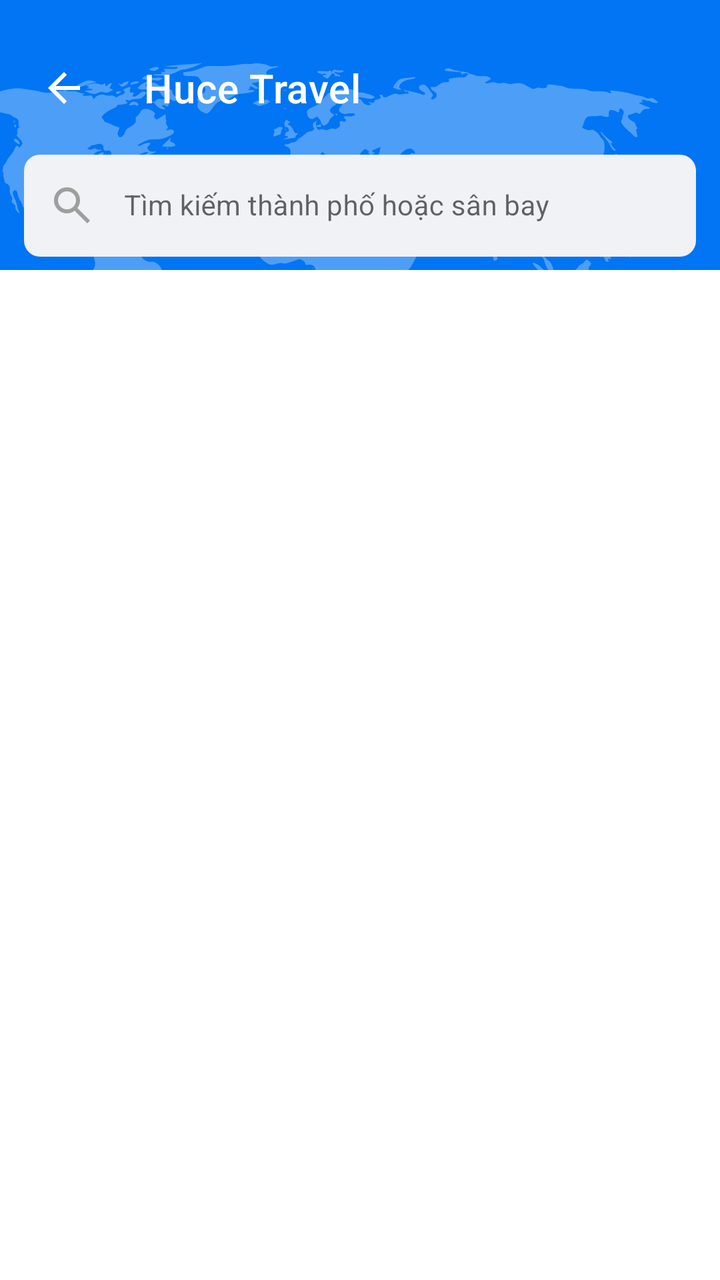
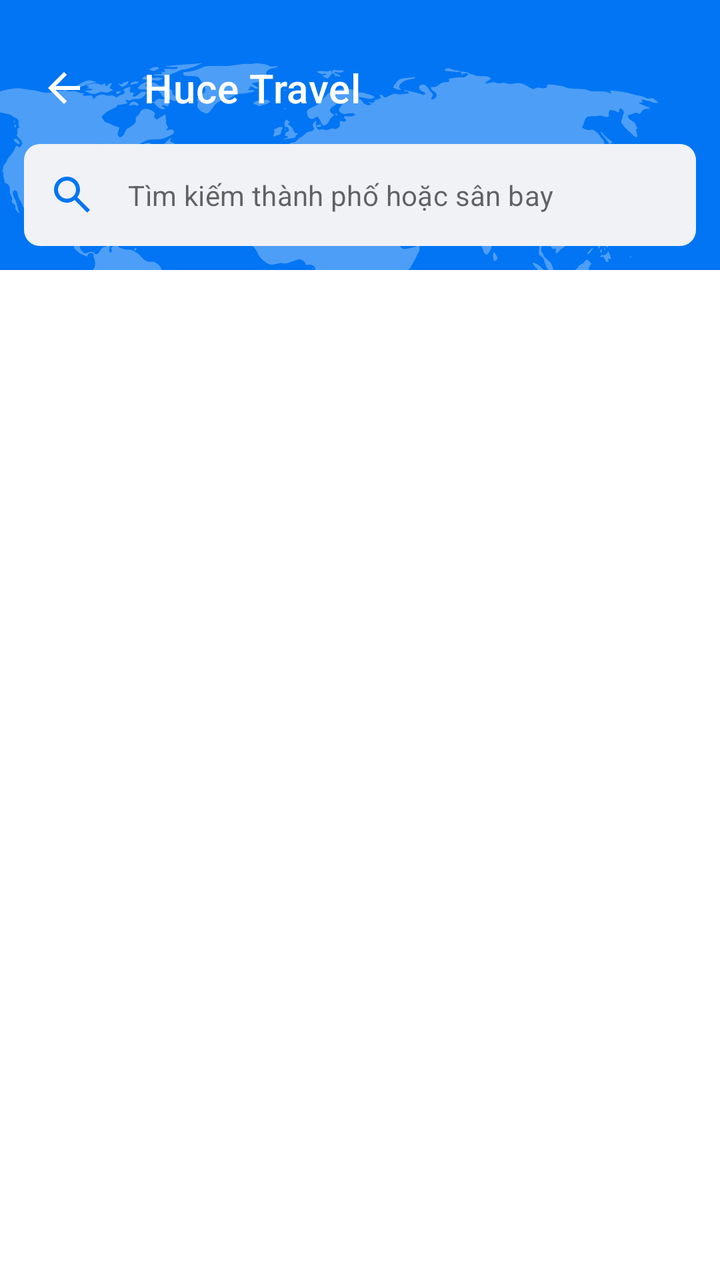

Before-and-after screenshots of an Android layout around one commit, followed by the original layout XML and the change that was made.
<!-- AndroidManifest.xml: application theme Theme.FlightBookingApp -->
<!-- res/layout/activity_search_city.xml -->
<?xml version="1.0" encoding="utf-8"?>
<androidx.coordinatorlayout.widget.CoordinatorLayout
    xmlns:android="http://schemas.android.com/apk/res/android"
    xmlns:app="http://schemas.android.com/apk/res-auto"
    xmlns:tools="http://schemas.android.com/tools"
    android:layout_width="match_parent"
    android:layout_height="match_parent"
    android:background="#FFFFFF"
    android:orientation="vertical"
    tools:context=".ui.view.activity.SearchCityActivity">

    <com.google.android.material.appbar.AppBarLayout
        android:layout_width="match_parent"
        android:layout_height="wrap_content"
        android:background="@color/white"
        app:elevation="0dp">

        <androidx.constraintlayout.widget.ConstraintLayout
            android:layout_width="match_parent"
            android:layout_height="wrap_content">

            <com.google.android.material.imageview.ShapeableImageView
                android:id="@+id/iv_bg_header"
                android:layout_width="match_parent"
                android:layout_height="wrap_content"
                android:scaleType="centerCrop"
                android:background="@color/primary_blue"
                android:src="@drawable/world_half"
                app:layout_constraintTop_toTopOf="parent"
                app:layout_constraintStart_toStartOf="parent"
                app:layout_constraintEnd_toEndOf="parent"/>

            <com.google.android.material.appbar.MaterialToolbar
                android:id="@+id/toolbarCity"
                android:layout_width="match_parent"
                android:layout_height="?attr/actionBarSize"
                android:layout_marginTop="16dp"
                android:paddingStart="4dp"
                app:navigationIcon="@drawable/ic_back"
                app:navigationIconTint="#FFFFFF"
                app:title="Huce Travel"
                app:titleTextColor="@color/white"
                app:layout_constraintStart_toStartOf="parent"
                app:layout_constraintTop_toTopOf="parent"
                >

            </com.google.android.material.appbar.MaterialToolbar>

            <com.google.android.material.textfield.TextInputLayout
                android:id="@+id/til_search"
                style="@style/Widget.MaterialComponents.TextInputLayout.OutlinedBox"
                android:layout_width="match_parent"
                android:layout_height="wrap_content"
                android:paddingHorizontal="12dp"
                app:boxBackgroundColor="#F0F2F5"
                app:boxCornerRadiusBottomEnd="8dp"
                app:boxCornerRadiusBottomStart="8dp"
                app:boxCornerRadiusTopEnd="8dp"
                app:boxCornerRadiusTopStart="8dp"
                app:boxStrokeWidth="0dp"
                app:startIconDrawable="@drawable/ic_search"
                app:startIconTint="#9E9E9E"
                app:layout_constraintTop_toBottomOf="@+id/toolbarCity"
                >

                <com.google.android.material.textfield.TextInputEditText
                    android:id="@+id/et_name"
                    android:layout_width="match_parent"
                    android:layout_height="wrap_content"
                    android:hint="Tìm kiếm thành phố hoặc sân bay"
                    android:inputType="text"
                    android:paddingVertical="16dp"
                    android:textColor="#1A1A1A"
                    android:paddingStart="50dp"
                    android:textSize="14sp" />
            </com.google.android.material.textfield.TextInputLayout>

        </androidx.constraintlayout.widget.ConstraintLayout>





    </com.google.android.material.appbar.AppBarLayout>


    <androidx.core.widget.NestedScrollView
        android:layout_width="match_parent"
        android:layout_height="wrap_content"
        app:layout_behavior="@string/appbar_scrolling_view_behavior">

        <LinearLayout
            android:layout_width="match_parent"
            android:layout_height="wrap_content"
            android:orientation="vertical">

            <androidx.recyclerview.widget.RecyclerView
                android:id="@+id/rv_cities"
                android:layout_width="match_parent"
                android:layout_height="match_parent"
                android:clipToPadding="false"
                app:layoutManager="androidx.recyclerview.widget.LinearLayoutManager"
                tools:listitem="@layout/item_city" />


        </LinearLayout>


    </androidx.core.widget.NestedScrollView>


</androidx.coordinatorlayout.widget.CoordinatorLayout>
<!-- res/layout/item_city.xml (included above) -->
<?xml version="1.0" encoding="utf-8"?>
<com.google.android.material.card.MaterialCardView
    xmlns:android="http://schemas.android.com/apk/res/android"
    xmlns:app="http://schemas.android.com/apk/res-auto"
    android:layout_width="match_parent"
    android:layout_height="wrap_content"
    android:layout_marginBottom="12dp"
    app:cardBackgroundColor="@color/white"
    app:cardElevation="3dp"
    app:strokeWidth="0dp">

    <LinearLayout
        android:layout_width="match_parent"
        android:layout_height="wrap_content"
        android:orientation="horizontal"
        android:clickable="true"
        android:focusable="true"
        android:gravity="center_vertical"
        android:paddingHorizontal="20dp"
        android:paddingVertical="16dp"
        >

        <ImageView
            android:id="@+id/logo_map"
            android:layout_width="wrap_content"
            android:layout_height="wrap_content"
            android:src="@drawable/ic_map"
            android:layout_marginEnd="10dp"
            />

        <LinearLayout
            android:id="@+id/tv_container"
            android:layout_width="wrap_content"
            android:layout_height="wrap_content"
            android:orientation="vertical"

            >
            <TextView
                android:id="@+id/tv_city_name"
                android:layout_width="wrap_content"
                android:layout_height="wrap_content"
                android:layout_marginEnd="16dp"
                android:text="Hà Nội"
                android:textColor="#212121"
                android:textSize="16sp"
                android:textStyle="bold"
                app:layout_constraintEnd_toStartOf="@+id/tv_airport_code"
                app:layout_constraintStart_toStartOf="parent"
                app:layout_constraintTop_toTopOf="parent" />

            <TextView
                android:id="@+id/tv_country_name"
                android:layout_width="wrap_content"
                android:layout_height="wrap_content"
                android:layout_marginTop="4dp"
                android:text="Nội bài"
                android:textColor="#757575"
                android:textSize="13sp"
                app:layout_constraintEnd_toEndOf="@+id/tv_city_name"
                app:layout_constraintStart_toStartOf="parent"
                app:layout_constraintTop_toBottomOf="@id/tv_city_name" />

        </LinearLayout>

        <View
            android:layout_width="0dp"
            android:layout_height="1dp"
            android:layout_weight="1" />

        <com.google.android.material.card.MaterialCardView
            android:id="@+id/card_airport_code"
            android:layout_width="wrap_content"
            android:layout_height="wrap_content"
            app:cardBackgroundColor="@color/white"
            app:cardCornerRadius="6dp"
            app:cardElevation="0dp"
            app:strokeColor="#E0E0E0"
            app:strokeWidth="2dp"
            app:layout_constraintEnd_toEndOf="parent"
            app:layout_constraintTop_toTopOf="parent">

            <com.google.android.material.textview.MaterialTextView
                android:id="@+id/tv_airport_code"
                android:layout_width="wrap_content"
                android:layout_height="wrap_content"
                android:paddingHorizontal="8dp"
                android:paddingVertical="4dp"
                android:text="HAN"
                android:textColor="#8E8E8E"
                android:textSize="20sp"

                android:gravity="center" />

        </com.google.android.material.card.MaterialCardView>

    </LinearLayout>



</com.google.android.material.card.MaterialCardView>
<!-- resources referenced by this layout -->
<resources>
  <color name="primary_blue">#0175F3</color>
  <color name="white">#FFFFFFFF</color>
  <!-- drawable ic_back (drawable) -->
  <vector xmlns:android="http://schemas.android.com/apk/res/android"
      android:width="16dp"
      android:height="16dp"
      android:viewportWidth="16"
      android:viewportHeight="16">
    <path
        android:pathData="M3.825,9L9.425,14.6L8,16L0,8L8,0L9.425,1.4L3.825,7H16V9H3.825Z"
        android:fillColor="#64748B"/>
  </vector>
  <!-- drawable ic_map (drawable) -->
  <vector xmlns:android="http://schemas.android.com/apk/res/android"
      android:width="24dp"
      android:height="24dp"
      android:viewportWidth="960"
      android:viewportHeight="960">
    <path
        android:pathData="M307,846.5Q240,813 240,760q0,-24 14.5,-44.5T295,680l63,59q-9,4 -19.5,9T322,760q13,16 60,28t98,12q51,0 98.5,-12t60.5,-28q-7,-8 -18,-13t-21,-9l62,-60q28,16 43,36.5t15,45.5q0,53 -67,86.5T480,880q-106,0 -173,-33.5ZM481,660q99,-73 149,-146.5T680,366q0,-102 -65,-154t-135,-52q-70,0 -135,52t-65,154q0,67 49,139.5T481,660ZM480,760Q339,656 269.5,558T200,366q0,-71 25.5,-124.5T291,152q40,-36 90,-54t99,-18q49,0 99,18t90,54q40,36 65.5,89.5T760,366q0,94 -69.5,192T480,760ZM480,440q33,0 56.5,-23.5T560,360q0,-33 -23.5,-56.5T480,280q-33,0 -56.5,23.5T400,360q0,33 23.5,56.5T480,440ZM480,360Z"
        android:fillColor="#FE1E4F"/>
  </vector>
  <!-- drawable ic_search (drawable) -->
  <vector xmlns:android="http://schemas.android.com/apk/res/android"
      android:width="24dp"
      android:height="24dp"
      android:viewportWidth="960"
      android:viewportHeight="960">
    <path
        android:pathData="M784,840 L532,588q-30,24 -69,38t-83,14q-109,0 -184.5,-75.5T120,380q0,-109 75.5,-184.5T380,120q109,0 184.5,75.5T640,380q0,44 -14,83t-38,69l252,252 -56,56ZM380,560q75,0 127.5,-52.5T560,380q0,-75 -52.5,-127.5T380,200q-75,0 -127.5,52.5T200,380q0,75 52.5,127.5T380,560Z"
        android:fillColor="#0175F3"/>
  </vector>
  <!-- drawable world_half: png bitmap (drawable-xxhdpi, 41168 bytes) -->
  <style name="Theme.FlightBookingApp" parent="Theme.MaterialComponents.DayNight.NoActionBar">
          
          <item name="colorPrimary">@color/purple_500</item>
          <item name="colorPrimaryVariant">@color/purple_700</item>
          <item name="colorOnPrimary">@color/white</item>
          
          <item name="colorSecondary">@color/teal_200</item>
          <item name="colorSecondaryVariant">@color/teal_700</item>
          <item name="colorOnSecondary">@color/black</item>
          
          <item name="android:statusBarColor">?attr/colorPrimaryVariant</item>
          
      </style>
  <color name="purple_500">#FF6200EE</color>
  <color name="purple_700">#FF3700B3</color>
  <color name="teal_200">#FF03DAC5</color>
  <color name="teal_700">#FF018786</color>
  <color name="black">#FF000000</color>
</resources>

<!-- the commit's change to res/layout/activity_search_city.xml (unified diff, before → after) -->
@@ -52,6 +52,7 @@
                 android:layout_width="match_parent"
                 android:layout_height="wrap_content"
                 android:paddingHorizontal="12dp"
+                app:hintEnabled="false"
                 app:boxBackgroundColor="#F0F2F5"
                 app:boxCornerRadiusBottomEnd="8dp"
                 app:boxCornerRadiusBottomStart="8dp"
@@ -59,7 +60,7 @@
                 app:boxCornerRadiusTopStart="8dp"
                 app:boxStrokeWidth="0dp"
                 app:startIconDrawable="@drawable/ic_search"
-                app:startIconTint="#9E9E9E"
+                app:startIconTint="@color/primary_blue"
                 app:layout_constraintTop_toBottomOf="@+id/toolbarCity"
                 >
 
@@ -98,13 +99,10 @@
                 android:id="@+id/rv_cities"
                 android:layout_width="match_parent"
                 android:layout_height="match_parent"
-                android:clipToPadding="false"
-                app:layoutManager="androidx.recyclerview.widget.LinearLayoutManager"
                 tools:listitem="@layout/item_city" />
 
 
         </LinearLayout>
-
 
     </androidx.core.widget.NestedScrollView>
 
@@ -126,8 +124,6 @@
         android:layout_width="match_parent"
         android:layout_height="wrap_content"
         android:orientation="horizontal"
-        android:clickable="true"
-        android:focusable="true"
         android:gravity="center_vertical"
         android:paddingHorizontal="20dp"
         android:paddingVertical="16dp"
@@ -162,7 +158,7 @@
                 app:layout_constraintTop_toTopOf="parent" />
 
             <TextView
-                android:id="@+id/tv_country_name"
+                android:id="@+id/tv_airport_name"
                 android:layout_width="wrap_content"
                 android:layout_height="wrap_content"
                 android:layout_marginTop="4dp"
